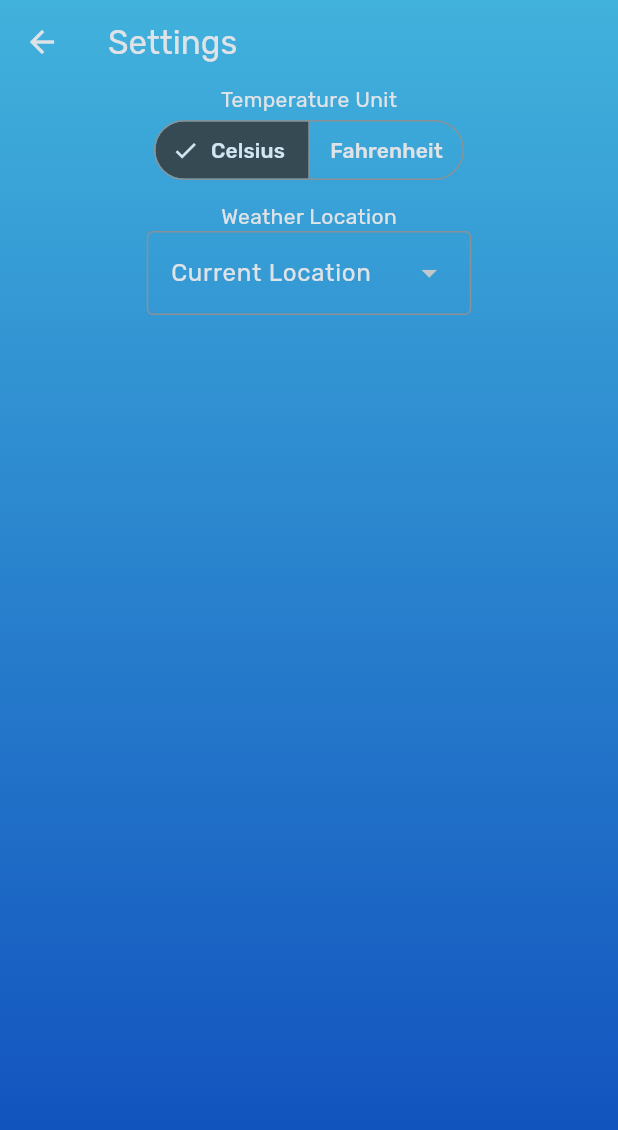
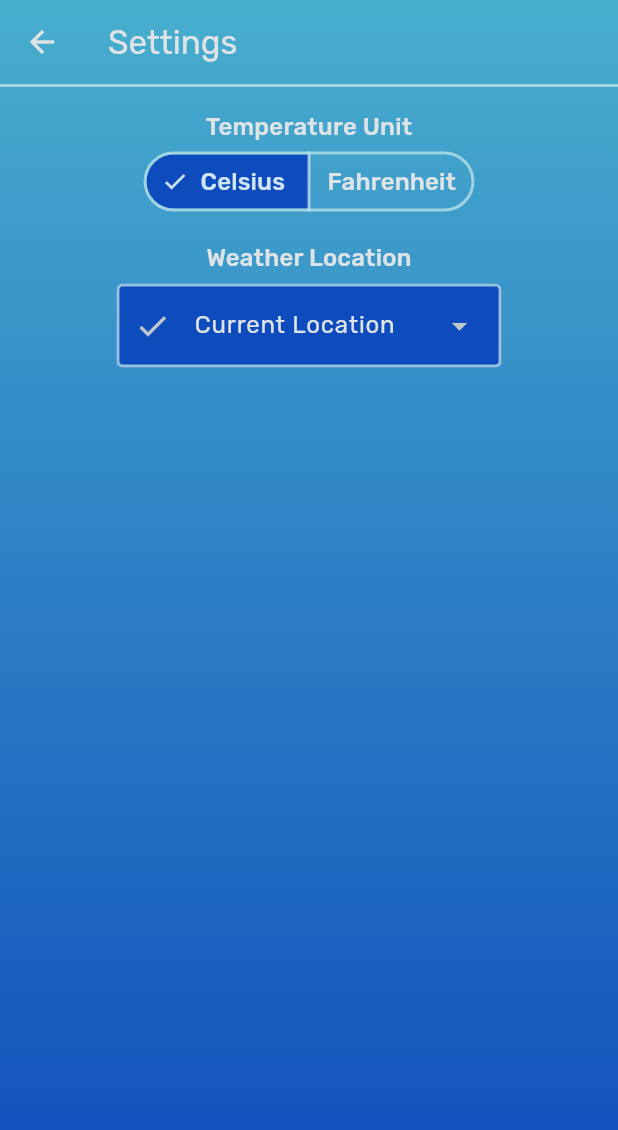
Before and after one commit to exodusgd/flweather, a Flutter app: the screen it shows after launch, after a tap on the "settings" icon, on a phone screen of 412 x 824 dp. Shown: the top 1130 px of the screen. Run offline on Flutter 3.47's test engine with Material 3 defaults, Android fonts, the phone set to English and light mode, and no system bars; our stand-ins replace geocoding, location, shared_preferences; missing offline and left inert: flutter_3d_controller.

Commit message:
Settings page UI update
- Updated the colors and style of the settings page components

```diff
--- /dev/null
+++ b/devtools_options.yaml
@@ -0,0 +1,3 @@
+description: This file stores settings for Dart & Flutter DevTools.
+documentation: https://docs.flutter.dev/tools/devtools/extensions#configure-extension-enablement-states
+extensions:
--- a/lib/main.dart
+++ b/lib/main.dart
@@ -22,9 +22,41 @@ class FlweatherApp extends StatelessWidget {
       home: const MainPage(),
       routes: {"settings": (context) => const SettingsPage()},
       theme: ThemeData(
-        colorScheme: ColorScheme.fromSeed(seedColor: CustomColors.skyBlue, brightness: Brightness.dark),
+        // Colors
+        colorScheme: ColorScheme.fromSeed(
+          seedColor: CustomColors.lightSkyBlue,
+          brightness: Brightness.dark,
+          outline: CustomColors.cloudWhite,
+        ),
+        // Text
         fontFamily: "Rubik",
         textTheme: TextTheme(displayLarge: const TextStyle(fontSize: 90)),
+        inputDecorationTheme: InputDecorationTheme(
+          enabledBorder: OutlineInputBorder(
+            borderSide: BorderSide(width: 2, color: CustomColors.cloudWhite),
+          ),
+        ),
+        menuTheme: MenuThemeData(
+          style: MenuStyle(
+            backgroundColor: WidgetStateProperty<Color>.fromMap(
+              <WidgetStatesConstraint, Color>{
+               WidgetState.any:
+               CustomColors.skyBlue,
+              },
+            ),
+          ),
+        ),
+        menuButtonTheme: MenuButtonThemeData(
+          style: ButtonStyle(
+            backgroundColor: WidgetStateProperty<Color>.fromMap(
+              <WidgetStatesConstraint, Color>{
+                WidgetState.pressed | WidgetState.focused:
+                    CustomColors.darkSkyBlue,
+                WidgetState.hovered | WidgetState.any: CustomColors.skyBlue,
+              },
+            ),
+          ),
+        ),
       ),
     );
   }
--- a/lib/pages/settings_page.dart
+++ b/lib/pages/settings_page.dart
@@ -15,6 +15,7 @@ import '../utils/shared_prefs_utils.dart';
 import '../utils/temperature_units_utils.dart';
 import '../utils/location_options_utils.dart';
 import '../styles/custom_colors.dart';
+import '../styles/custom_styles.dart';
 
 class SettingsPage extends StatelessWidget {
   const SettingsPage({super.key});
@@ -25,6 +26,10 @@ class SettingsPage extends StatelessWidget {
       appBar: AppBar(
         title: Text("Settings"),
         backgroundColor: const Color(0x00FFFFFF),
+        bottom: PreferredSize(
+          preferredSize: const Size.fromHeight(2),
+          child: Container(height: 2, color: CustomColors.cloudWhite),
+        ),
       ),
       body: Container(
         height: MediaQuery.of(context).size.height,
@@ -34,13 +39,25 @@ class SettingsPage extends StatelessWidget {
           child: Center(
             child: Column(
               children: [
-                Text("Temperature Unit"),
                 Padding(
-                  padding: const EdgeInsets.only(bottom: 10),
+                  padding: const EdgeInsets.only(top: 15),
+                  child: Text(
+                    "Temperature Unit",
+                    style: Theme.of(context).textTheme.titleMedium,
+                  ),
+                ),
+                Padding(
+                  padding: const EdgeInsets.only(bottom: 15),
                   child: TemperatureUnitButton(),
                 ),
 
-                Text("Weather Location"),
+                Padding(
+                  padding: const EdgeInsets.only(bottom: 5),
+                  child: Text(
+                    "Weather Location",
+                    style: Theme.of(context).textTheme.titleMedium,
+                  ),
+                ),
                 LocationDropdownMenu(),
               ],
             ),
@@ -110,14 +127,19 @@ class _TemperatureUnitButtonState extends State<TemperatureUnitButton> {
   @override
   Widget build(BuildContext context) {
     return SegmentedButton<TemperatureUnits>(
+      style: SegmentedButton.styleFrom(
+        side: BorderSide(width: 2, color: CustomColors.cloudWhite),
+        selectedBackgroundColor: CustomColors.darkSkyBlue,
+      ),
+
       segments: const <ButtonSegment<TemperatureUnits>>[
         ButtonSegment<TemperatureUnits>(
           value: TemperatureUnits.celsius,
-          label: Text("Celsius"),
+          label: Text("Celsius", style: CustomStyles.segButtonTextStyle),
         ),
         ButtonSegment<TemperatureUnits>(
           value: TemperatureUnits.fahrenheit,
-          label: Text("Fahrenheit"),
+          label: Text("Fahrenheit", style: CustomStyles.segButtonTextStyle),
         ),
       ],
       selected: <TemperatureUnits>{_currentTemperatureUnit},
@@ -207,8 +229,14 @@ class _LocationDropdownMenuState extends State<LocationDropdownMenu> {
   void _initMenuEntries() {
     _menuEntries = UnmodifiableListView<MenuEntry>(
       locationOptionsValues.map<MenuEntry>(
-        (LocationOptions loc) =>
-            MenuEntry(value: loc, label: _locationOptionValueToString[loc]!),
+        (LocationOptions loc) => MenuEntry(
+          value: loc,
+          label: _locationOptionValueToString[loc]!,
+          labelWidget: Text(
+            _locationOptionValueToString[loc]!,
+            style: CustomStyles.dropdownMenuTextStyle,
+          ),
+        ),
       ),
     );
   }
@@ -226,7 +254,13 @@ class _LocationDropdownMenuState extends State<LocationDropdownMenu> {
   @override
   Widget build(BuildContext context) {
     return DropdownMenu<LocationOptions>(
+      leadingIcon: Icon(Icons.check),
       initialSelection: _currentLocation,
+      inputDecorationTheme: InputDecorationTheme(
+        filled: true,
+        fillColor: CustomColors.darkSkyBlue,
+      ),
+      textStyle: CustomStyles.dropdownMenuTextStyle,
       onSelected: (LocationOptions? value) {
         setState(() {
           _currentLocation = value!;
--- a/lib/styles/custom_colors.dart
+++ b/lib/styles/custom_colors.dart
@@ -1,11 +1,13 @@
 import 'package:flutter/material.dart';
 
 class CustomColors {
-  static const skyBlue = Color(0xFF41B2DC);
+  static const lightSkyBlue = Color(0xFF48AECD);
+  static const skyBlue = Color(0xFF2B7CCD);
   static const darkSkyBlue = Color(0xFF0E4BBC);
+  static const cloudWhite = Color(0xCCB8DFE8);
   static const bgGradient = LinearGradient(
     begin: Alignment.topCenter,
     end: Alignment.bottomCenter,
-    colors: [skyBlue, darkSkyBlue],
+    colors: [lightSkyBlue, darkSkyBlue],
   );
 }
--- /dev/null
+++ b/lib/styles/custom_styles.dart
@@ -0,0 +1,6 @@
+import 'package:flutter/material.dart';
+
+class CustomStyles{
+  static const TextStyle segButtonTextStyle = TextStyle(fontSize: 16);
+  static const TextStyle dropdownMenuTextStyle = TextStyle(fontSize: 16);
+}
```
